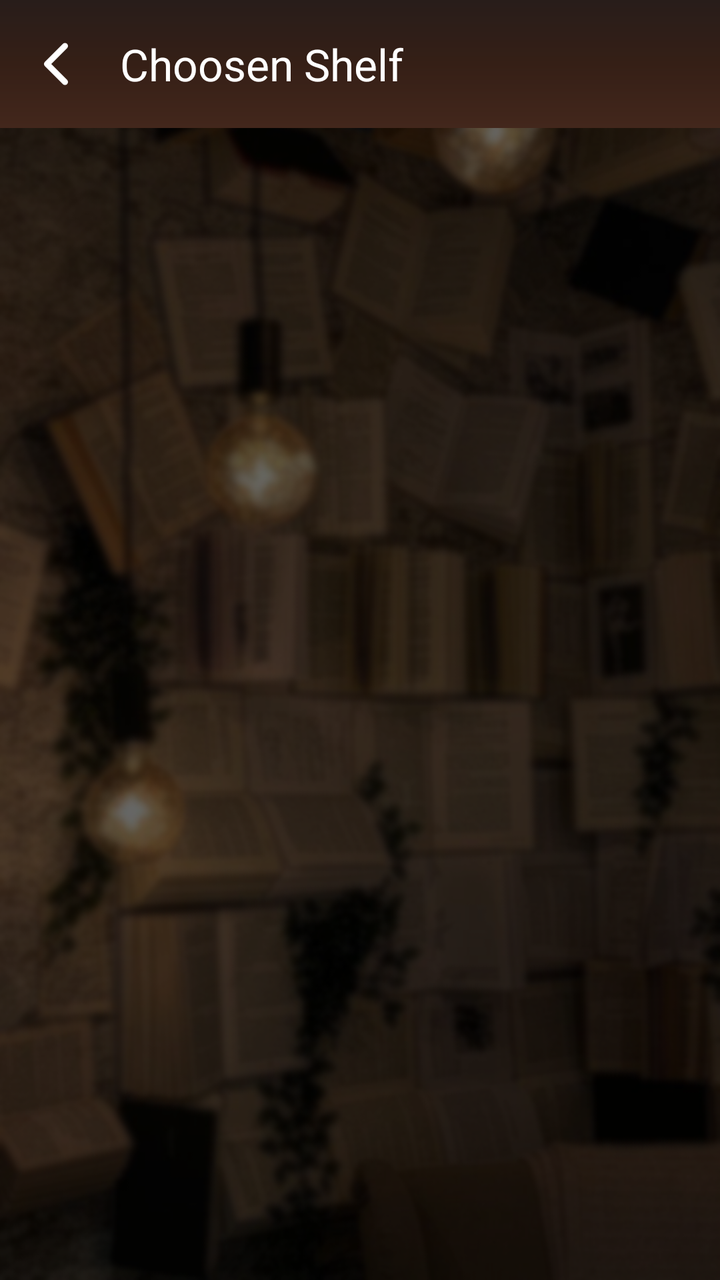
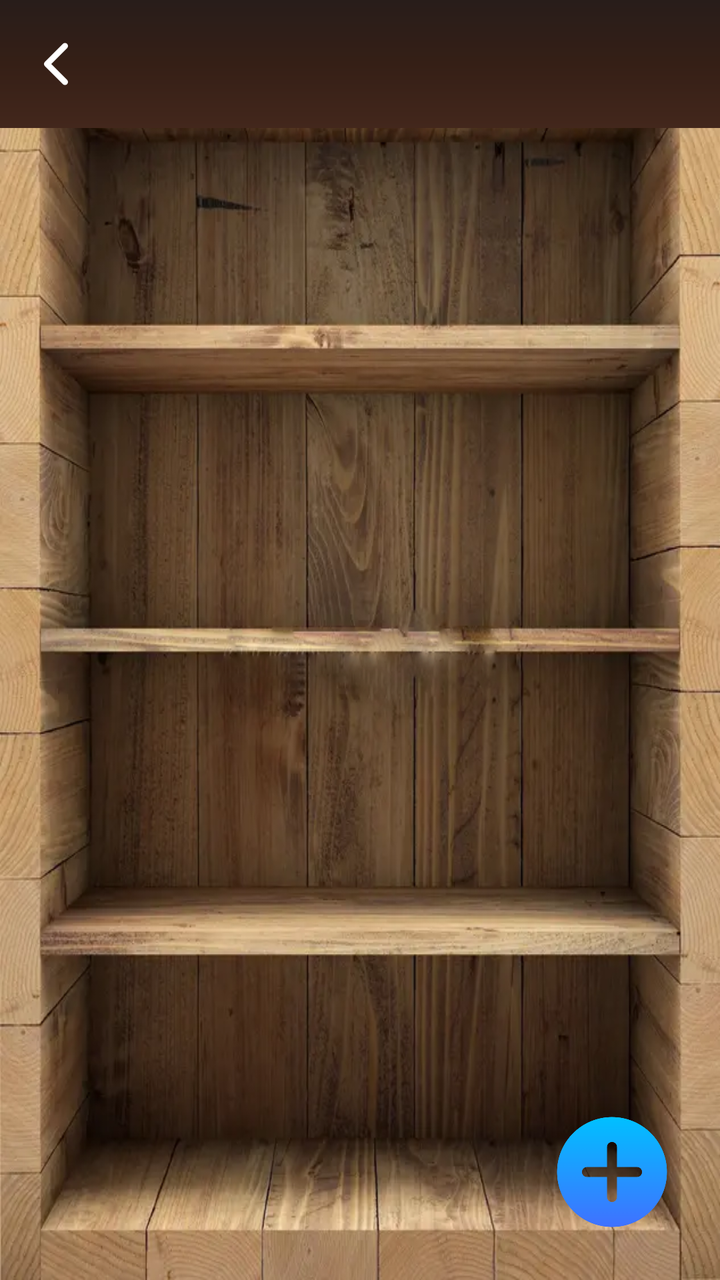

Screens rendered from an Android XML layout before and after an edit, with the pre-edit source and the edit as a unified diff.
<!-- AndroidManifest.xml: application theme Theme.Bookshelf -->
<!-- res/layout/activity_chosen_shelf.xml -->
<?xml version="1.0" encoding="utf-8"?>
<androidx.constraintlayout.widget.ConstraintLayout
    xmlns:android="http://schemas.android.com/apk/res/android"
    xmlns:app="http://schemas.android.com/apk/res-auto"
    android:layout_width="match_parent"
    android:layout_height="match_parent"
    android:background="@drawable/background">


    <androidx.appcompat.widget.Toolbar
        android:id="@+id/toolbar"
        android:layout_width="match_parent"
        android:layout_height="?attr/actionBarSize"
        android:background="@drawable/blurred_brown_gradient"
        app:title="Choosen Shelf"
        app:titleTextColor="@color/white"
        app:navigationIcon="@drawable/chevron_back"
        app:layout_constraintTop_toTopOf="parent" />

</androidx.constraintlayout.widget.ConstraintLayout>
<!-- resources referenced by this layout -->
<resources>
  <color name="white">#FFFFFFFF</color>
  <!-- drawable background: png bitmap (drawable, 415359 bytes) -->
  <!-- drawable blurred_brown_gradient (drawable) -->
  <?xml version="1.0" encoding="utf-8"?>
  
  <shape xmlns:android="http://schemas.android.com/apk/res/android"
      android:shape="rectangle">
      <gradient
          android:type="linear"
          android:angle="270"
          android:gradientRadius="600dp"
          android:startColor="#281D1A"
          android:centerColor="#351F16"
          android:endColor="#43271C" />
  </shape>
  <!-- drawable chevron_back (drawable) -->
  <vector xmlns:android="http://schemas.android.com/apk/res/android"
      android:width="32dp"
      android:height="32dp"
      android:viewportWidth="512"
      android:viewportHeight="512">
    <path
        android:pathData="M328,112l-144,144l144,144"
        android:strokeLineJoin="round"
        android:strokeWidth="48"
        android:fillColor="#00000000"
        android:strokeColor="@color/white"
        android:strokeLineCap="round"/>
  </vector>
  <style name="Theme.Bookshelf" parent="Base.Theme.Bookshelf" />
  <style name="Base.Theme.Bookshelf" parent="Theme.Material3.DayNight.NoActionBar">
          
          
      </style>
</resources>

<!-- the commit's change to res/layout/activity_chosen_shelf.xml (unified diff, before → after) -->
@@ -1,20 +1,55 @@
 <?xml version="1.0" encoding="utf-8"?>
-<androidx.constraintlayout.widget.ConstraintLayout
-    xmlns:android="http://schemas.android.com/apk/res/android"
+<RelativeLayout xmlns:android="http://schemas.android.com/apk/res/android"
     xmlns:app="http://schemas.android.com/apk/res-auto"
+    xmlns:tools="http://schemas.android.com/tools"
     android:layout_width="match_parent"
     android:layout_height="match_parent"
-    android:background="@drawable/background">
-
+    android:background="@drawable/bookcase"
+    tools:context=".ChosenShelf">
 
     <androidx.appcompat.widget.Toolbar
         android:id="@+id/toolbar"
         android:layout_width="match_parent"
         android:layout_height="?attr/actionBarSize"
         android:background="@drawable/blurred_brown_gradient"
-        app:title="Choosen Shelf"
         app:titleTextColor="@color/white"
         app:navigationIcon="@drawable/chevron_back"
         app:layout_constraintTop_toTopOf="parent" />
 
-</androidx.constraintlayout.widget.ConstraintLayout>
+
+    <androidx.recyclerview.widget.RecyclerView
+        android:id="@+id/recyclerViewBooks"
+        android:layout_width="360dp"
+        android:layout_height="636dp"
+        android:layout_below="@+id/toolbar"
+        android:layout_alignParentStart="true"
+        android:layout_alignParentEnd="true"
+        android:layout_alignParentBottom="true"
+        android:layout_marginStart="25dp"
+        android:layout_marginTop="0dp"
+        android:layout_marginEnd="26dp"
+        android:layout_marginBottom="31dp"
+        android:clipToPadding="false"
+        android:padding="8dp" />
+
+
+
+    <ImageButton
+        android:id="@+id/fab_add_book"
+        android:layout_width="60dp"
+        android:layout_height="60dp"
+        android:layout_margin="24dp"
+
+        android:layout_alignParentEnd="true"
+        android:layout_alignParentBottom="true"
+        android:src="@drawable/ic_plus"
+        android:scaleType="centerCrop"
+        android:background="@null"
+        android:padding="0dp"
+        app:layout_constraintBottom_toBottomOf="parent"
+        app:layout_constraintEnd_toEndOf="parent"
+        app:layout_constraintHorizontal_bias="0.954"
+        app:layout_constraintStart_toStartOf="parent"
+        app:layout_constraintVertical_bias="0.012"/>
+
+</RelativeLayout>
<!-- resource entries referenced after the edit -->
@@ -1,7 +1,6 @@
 <!-- resources referenced by this layout -->
 <resources>
   <color name="white">#FFFFFFFF</color>
-  <!-- drawable background: png bitmap (drawable, 415359 bytes) -->
   <!-- drawable blurred_brown_gradient (drawable) -->
   <?xml version="1.0" encoding="utf-8"?>
   
@@ -15,6 +14,7 @@
           android:centerColor="#351F16"
           android:endColor="#43271C" />
   </shape>
+  <!-- drawable bookcase: png bitmap (drawable, 764767 bytes) -->
   <!-- drawable chevron_back (drawable) -->
   <vector xmlns:android="http://schemas.android.com/apk/res/android"
       android:width="32dp"
@@ -29,6 +29,7 @@
         android:strokeColor="@color/white"
         android:strokeLineCap="round"/>
   </vector>
+  <!-- drawable ic_plus: png bitmap (drawable, 14421 bytes) -->
   <style name="Theme.Bookshelf" parent="Base.Theme.Bookshelf" />
   <style name="Base.Theme.Bookshelf" parent="Theme.Material3.DayNight.NoActionBar">
           
